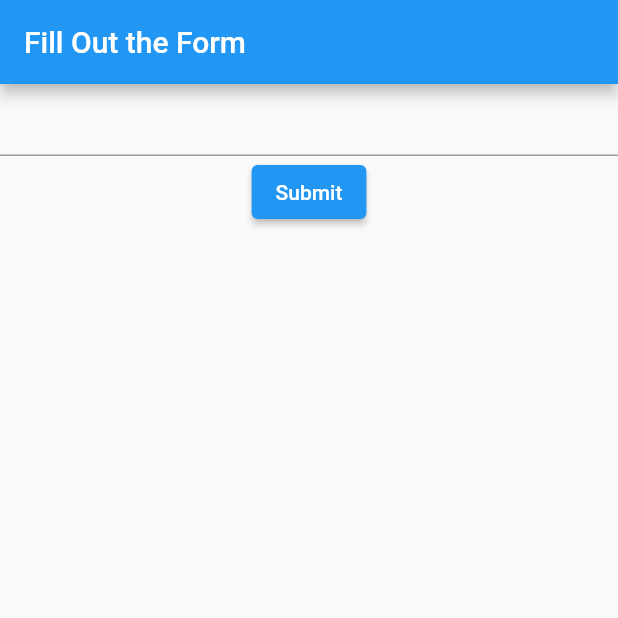
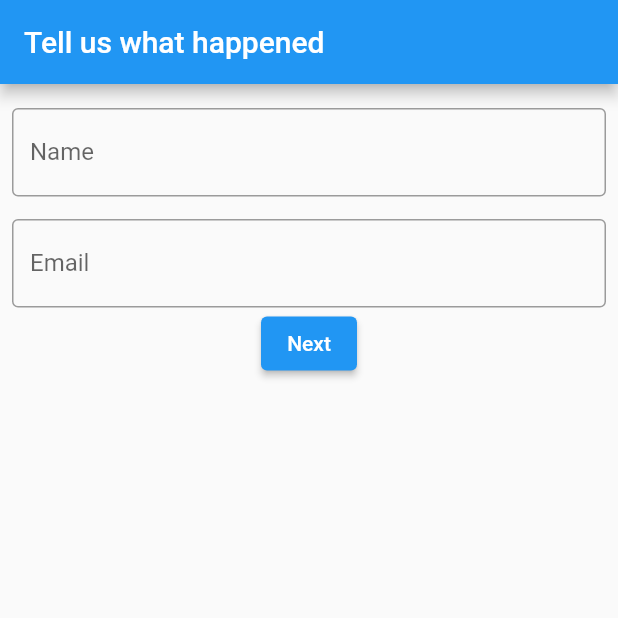
Before and after one commit to songyang-dev/vanier-mobile-forms, a Flutter app: the screen it shows after launch, on a phone screen of 412 x 824 dp, the top half of it. Run offline on Flutter 3.47's test engine with Material 2 defaults, Android fonts, the phone set to English and light mode, and no system bars.

Commit message:
Collect contact information

```diff
--- /dev/null
+++ b/lib/home/contact_form.dart
@@ -0,0 +1,88 @@
+import 'package:flutter/material.dart';
+
+import '../report/report.dart';
+import '../services/contact.dart';
+
+class ContactForm extends StatefulWidget {
+  const ContactForm({super.key});
+
+  @override
+  State<ContactForm> createState() => _ContactFormState();
+}
+
+class _ContactFormState extends State<ContactForm> {
+  final _formKey = GlobalKey<FormState>();
+
+  final name = TextEditingController();
+  final email = TextEditingController();
+
+  @override
+  Widget build(BuildContext context) {
+    return Form(
+      key: _formKey,
+      child: Padding(
+        padding: const EdgeInsets.symmetric(horizontal: 8.0, vertical: 16.0),
+        child: Column(
+          children: [
+            // your TextFormFields
+            TextFormField(
+              controller: name,
+              decoration: const InputDecoration(
+                border: OutlineInputBorder(),
+                label: Text("Name"),
+              ),
+              validator: (value) {
+                if (value == null || value.isEmpty) {
+                  return "Please enter your name";
+                }
+                return null; // may not be needed
+              },
+            ),
+            const SizedBox(
+              height: 15,
+            ),
+            TextFormField(
+              controller: email,
+              decoration: const InputDecoration(
+                border: OutlineInputBorder(),
+                label: Text("Email"),
+              ),
+              validator: (value) {
+                if (value == null || value.isEmpty) {
+                  return "Please enter your email";
+                }
+                if (!value.contains('@')) {
+                  return "Please enter a valid email address";
+                }
+                return null; // may not be needed
+              },
+            ),
+
+            ElevatedButton(
+              onPressed: () {
+                // Validate returns true if the form is valid, or false otherwise.
+                if (_formKey.currentState!.validate()) {
+                  // If the form is valid, display a snackbar. In the real world,
+                  // you'd often call a server or save the information in a database.
+                  ScaffoldMessenger.of(context).showSnackBar(
+                    const SnackBar(content: Text('Welcome')),
+                  );
+
+                  // Populate the data model
+                  final person = Contact(name: name.text, email: email.text);
+
+                  Navigator.of(context).push(
+                    MaterialPageRoute(
+                      builder: (context) => ReportScreen(person: person),
+                    ),
+                  );
+                }
+              },
+              child: const Text('Next'),
+            ),
+          ],
+        ),
+      ),
+    );
+  }
+}
--- a/lib/home/home.dart
+++ b/lib/home/home.dart
@@ -1,4 +1,6 @@
 import 'package:flutter/material.dart';
+
+import 'contact_form.dart';
 
 class HomeScreen extends StatelessWidget {
   const HomeScreen({super.key});
@@ -7,53 +9,9 @@ class HomeScreen extends StatelessWidget {
   Widget build(BuildContext context) {
     return Scaffold(
       appBar: AppBar(
-        title: const Text("Fill Out the Form"),
+        title: const Text("Tell us what happened"),
       ),
       body: const ContactForm(),
     );
   }
 }
-
-class ContactForm extends StatefulWidget {
-  const ContactForm({super.key});
-
-  @override
-  State<ContactForm> createState() => _ContactFormState();
-}
-
-class _ContactFormState extends State<ContactForm> {
-  final _formKey = GlobalKey<FormState>();
-
-  @override
-  Widget build(BuildContext context) {
-    return Form(
-      key: _formKey,
-      child: Column(
-        children: [
-          // your TextFormFields
-          TextFormField(
-            validator: (value) {
-              if (value == null || value.isEmpty) {
-                return "Please enter a value";
-              }
-              return null; // may not be needed
-            },
-          ),
-          ElevatedButton(
-            onPressed: () {
-              // Validate returns true if the form is valid, or false otherwise.
-              if (_formKey.currentState!.validate()) {
-                // If the form is valid, display a snackbar. In the real world,
-                // you'd often call a server or save the information in a database.
-                ScaffoldMessenger.of(context).showSnackBar(
-                  const SnackBar(content: Text('Processing Data')),
-                );
-              }
-            },
-            child: const Text('Submit'),
-          ),
-        ],
-      ),
-    );
-  }
-}
--- /dev/null
+++ b/lib/services/contact.dart
@@ -0,0 +1,6 @@
+class Contact {
+  final String name;
+  final String email;
+
+  const Contact({required this.name, required this.email});
+}
```
Also changed, not shown: lib/report/report.dart (added, +33 -0 lines).
